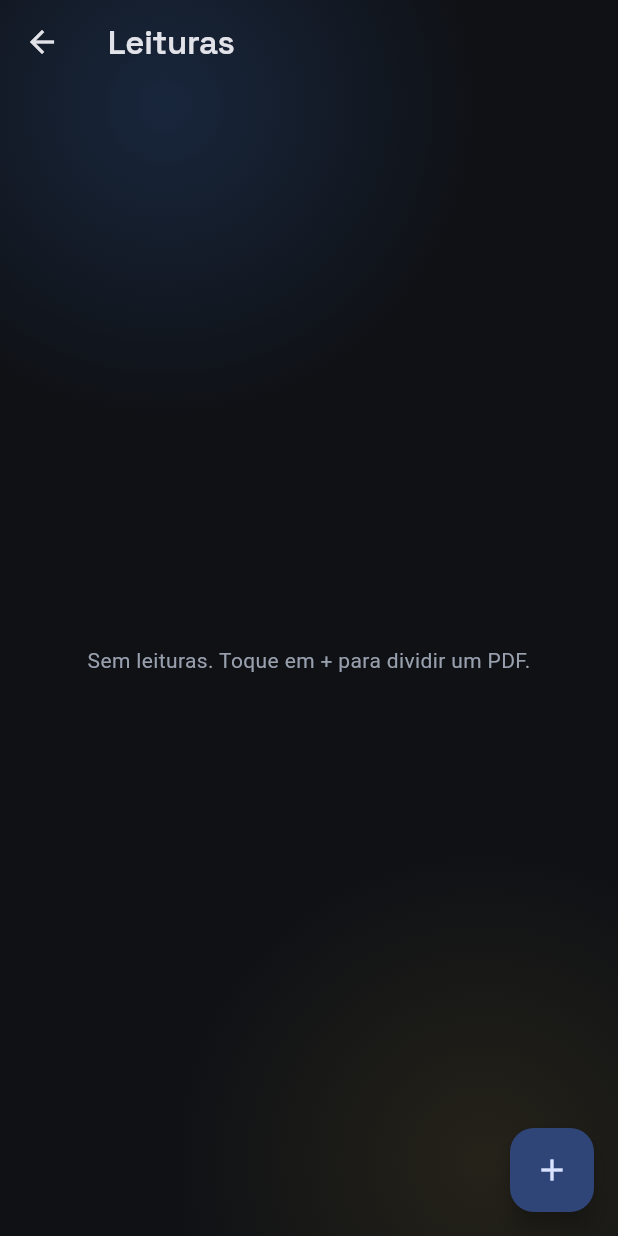
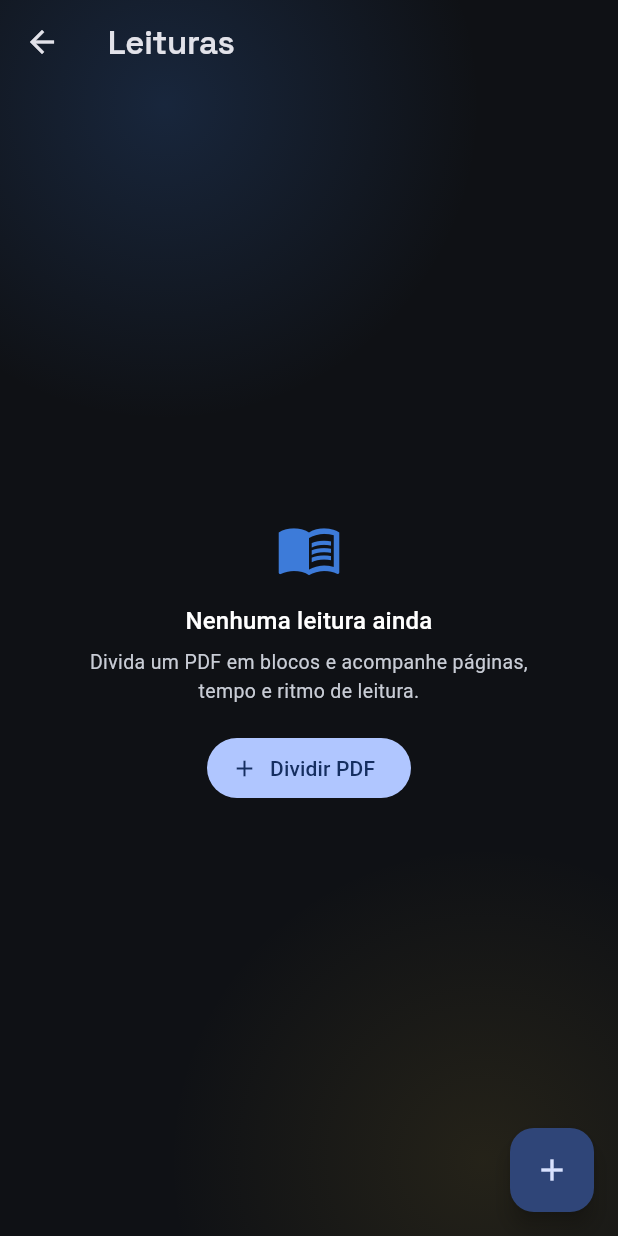
Before and after one commit to Lucasbritorj/app-estudos, a Flutter app: the LeiturasScreen screen opened directly, on a phone screen of 412 x 824 dp. Run offline on Flutter 3.47's test engine with Material 3 defaults, Android fonts, the phone set to English and light mode, and no system bars; our stand-ins replace fl_chart, flutter_local_notifications, flutter_riverpod, flutter_timezone, hive_ce, hive_ce_flutter and 2 more; missing offline and left inert: file_selector; accounts and stored records are empty.

Commit message:
feat(app_estudos): fecha achados P1 do redesign v4 — masonry no dashboard e EstadoVazio unificado
- Migra o dashboard de colunas fixas (Row + _coluna) para CustomScrollView +
  SliverMasonryGrid (flutter_staggered_grid_view), filtrando cards visiveis
  antes de montar a grade — fim do gap fantasma e das colunas raggadas.
- Extrai EstadoVazio (lib/core/widgets/) como widget reutilizavel
  (icone/titulo/descricao/cta?) e substitui strings peladas em
  materias/leituras/simulados/revisoes pela mesma anatomia ja usada no
  dashboard; dashboard passa a delegar nele tambem (remove duplicacao).
- flutter analyze limpo; flutter test 354/354; flutter build web OK com
  Space Grotesk carregando sem violacao de CSP (verificado via
  playwright-mcp contra o build de producao servido localmente).

Co-Authored-By: Claude Sonnet 5 <noreply@anthropic.com>

```diff
--- /dev/null
+++ b/lib/core/widgets/estado_vazio.dart
@@ -0,0 +1,58 @@
+import 'package:flutter/material.dart';
+
+import '../theme/app_theme.dart';
+
+/// Estado vazio padrão do app — ícone + título + descrição + CTA opcional.
+/// Fecha o achado P1 do redesign v4 (estados vazios inconsistentes: dashboard
+/// rico vs strings peladas nas telas secundárias). Mesma anatomia do estado
+/// vazio original do dashboard, generalizada.
+class EstadoVazio extends StatelessWidget {
+  final IconData icone;
+  final String titulo;
+  final String descricao;
+  final Widget? cta;
+
+  const EstadoVazio({
+    super.key,
+    required this.icone,
+    required this.titulo,
+    required this.descricao,
+    this.cta,
+  });
+
+  @override
+  Widget build(BuildContext context) {
+    return Center(
+      child: ConstrainedBox(
+        constraints: const BoxConstraints(maxWidth: 380),
+        child: Padding(
+          padding: const EdgeInsets.all(24),
+          child: Column(
+            mainAxisSize: MainAxisSize.min,
+            children: [
+              Icon(icone, size: 44, color: LuminaColors.safiraClara),
+              const SizedBox(height: 14),
+              Text(
+                titulo,
+                textAlign: TextAlign.center,
+                style: Theme.of(
+                  context,
+                ).textTheme.titleMedium?.copyWith(color: VizColors.inkPrimary),
+              ),
+              const SizedBox(height: 6),
+              Text(
+                descricao,
+                textAlign: TextAlign.center,
+                style: const TextStyle(
+                  color: VizColors.inkSecondary,
+                  fontSize: 13,
+                ),
+              ),
+              if (cta != null) ...[const SizedBox(height: 18), cta!],
+            ],
+          ),
+        ),
+      ),
+    );
+  }
+}
--- a/lib/features/leituras/leituras_screen.dart
+++ b/lib/features/leituras/leituras_screen.dart
@@ -5,6 +5,7 @@ import 'package:uuid/uuid.dart';
 import '../../core/theme/app_theme.dart';
 import '../../core/utils/formatters.dart';
 import '../../core/utils/haptica.dart';
+import '../../core/widgets/estado_vazio.dart';
 import '../../data/models/leitura.dart';
 import '../../data/repositories/repositorios.dart';
 import '../../domain/leitura_service.dart';
@@ -272,10 +273,16 @@ class LeiturasScreen extends ConsumerWidget {
         child: const Icon(Icons.add),
       ),
       body: leituras.isEmpty
-          ? const Center(
-              child: Text(
-                'Sem leituras. Toque em + para dividir um PDF.',
-                style: TextStyle(color: VizColors.muted),
+          ? EstadoVazio(
+              icone: Icons.menu_book,
+              titulo: 'Nenhuma leitura ainda',
+              descricao:
+                  'Divida um PDF em blocos e acompanhe páginas, tempo '
+                  'e ritmo de leitura.',
+              cta: FilledButton.icon(
+                onPressed: () => _novaLeitura(context, ref),
+                icon: const Icon(Icons.add),
+                label: const Text('Dividir PDF'),
               ),
             )
           : ConteudoCentral(
--- a/pubspec.yaml
+++ b/pubspec.yaml
@@ -54,6 +54,7 @@ dependencies:
   # Seleção de arquivo p/ import da planilha .xlsx. NÃO trocar por
   # file_picker: o moderno exige win32 ^6 e share_plus 13 trava em ^5.
   file_selector: ^1.1.0
+  flutter_staggered_grid_view: ^0.7.0
 dev_dependencies:
   flutter_test:
     sdk: flutter
```
Also changed, not shown: lib/features/dashboard/dashboard_screen.dart (+94 -104 lines), lib/features/materias/materias_screen.dart (+13 -1 lines), lib/features/revisoes/revisoes_screen.dart (+11 -8 lines), lib/features/simulados/simulados_screen.dart (+11 -6 lines), pubspec.lock, 1 other file.
